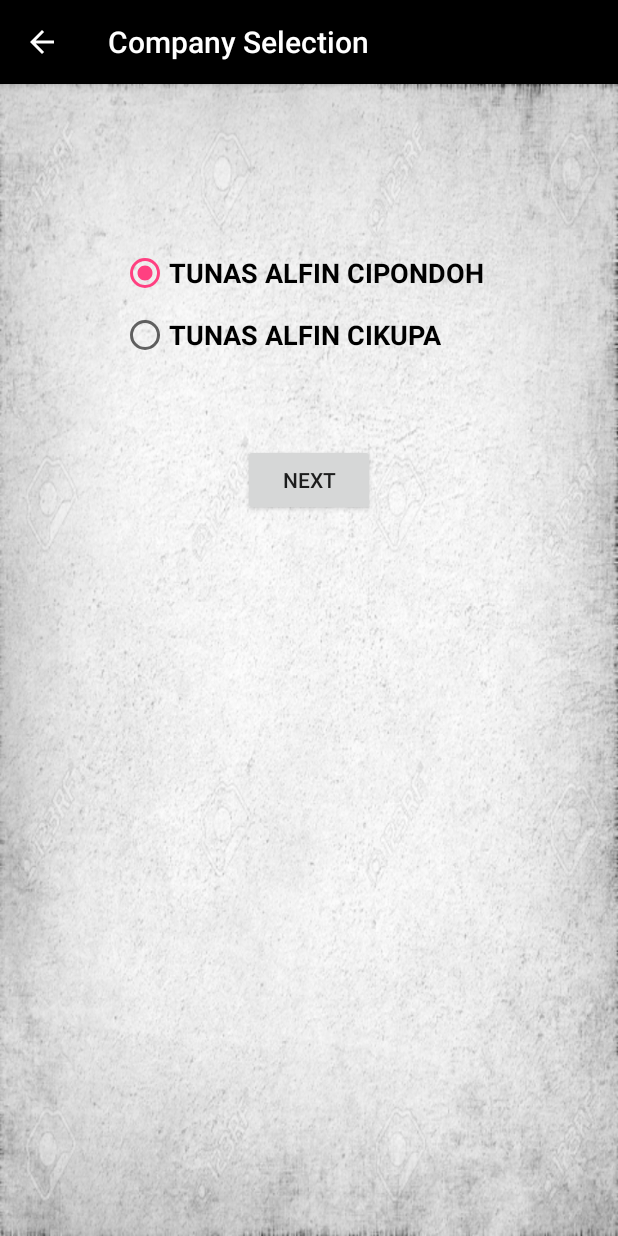
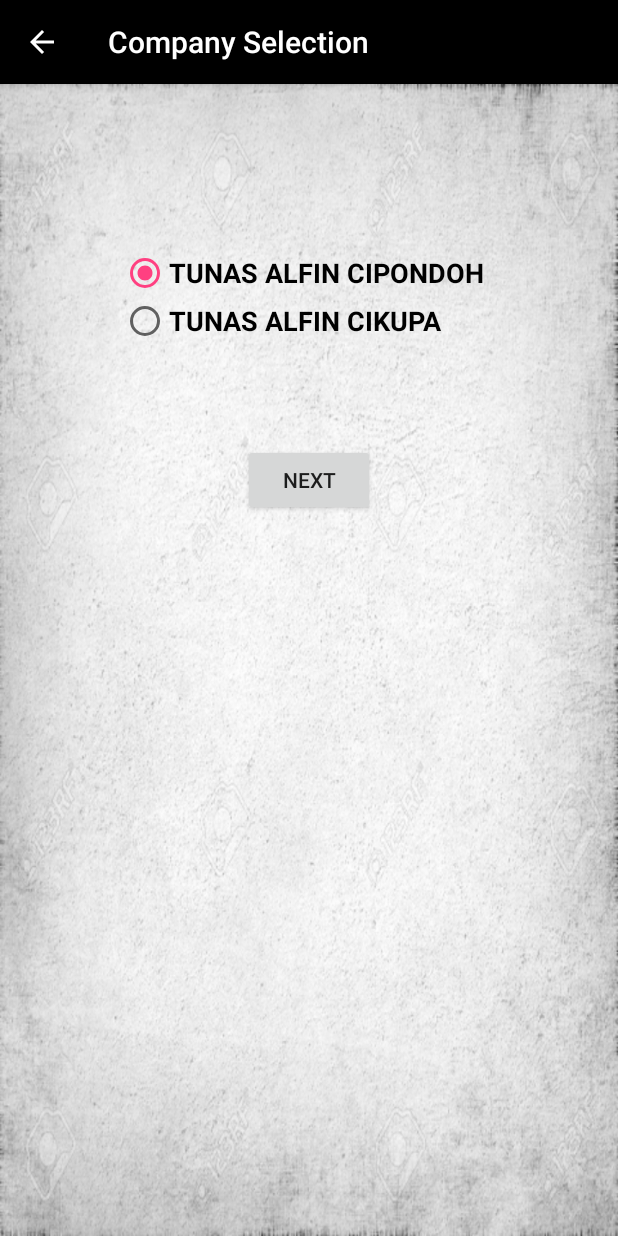
Before and after one commit to christian-kevin/InventorySupport, an Android app: the BranchCompanySelection screen opened directly, with no data from a screen before it, on a phone screen of 412 x 824 dp. Run offline under Robolectric (Android 15) with nearby library versions, the phone set to English and light mode, and no system bars.

Commit message:
Fix runnability

```diff
--- a/app/src/main/java/com/project/kevin/inventorysupport/main/BranchCompanySelection.java
+++ b/app/src/main/java/com/project/kevin/inventorysupport/main/BranchCompanySelection.java
@@ -18,7 +18,7 @@ public class BranchCompanySelection extends AppCompatActivity implements View.On
 
     private RadioButton radioBtnTA1,radioBtnTA2;
     private Button btnNext;
-    private int companyid;
+    private int companyid=1;
 
     @Override
     protected void onCreate(Bundle savedInstanceState) {
@@ -63,11 +63,13 @@ public class BranchCompanySelection extends AppCompatActivity implements View.On
                 Intent intent = new Intent(getApplicationContext(), SearchFormGBB.class);
                 intent.putExtra("jenisgudang",getIntent().getExtras().getInt("jenisgudang"));
                 intent.putExtra("company",companyid);
+                startActivity(intent);
             }
             if (getIntent().getExtras().getInt("jenisgudang") == 2 || getIntent().getExtras().getInt("jenisgudang") == 3){
                 Intent intent = new Intent(getApplicationContext(), SearchFormGBJ.class);
                 intent.putExtra("jenisgudang",getIntent().getExtras().getInt("jenisgudang"));
                 intent.putExtra("company",companyid);
+                startActivity(intent);
             }
         }
 
--- a/app/src/main/res/layout/branch_company_selection.xml
+++ b/app/src/main/res/layout/branch_company_selection.xml
@@ -7,7 +7,7 @@
     <RadioGroup
         android:layout_width="match_parent"
         android:layout_height="wrap_content"
-        android:orientation="vertical"/>
+        android:orientation="vertical">
 
     <RadioButton
         android:text="TUNAS ALFIN CIPONDOH"
@@ -16,7 +16,7 @@
         android:layout_marginTop="70dp"
         android:textSize="18sp"
         android:textStyle="bold"
-        android:layout_centerHorizontal="true"
+        android:layout_gravity="center"
         android:id="@+id/radioButtonTA1" />
 
     <RadioButton
@@ -25,9 +25,9 @@
         android:layout_height="wrap_content"
         android:textSize="18sp"
         android:textStyle="bold"
-        android:layout_marginTop="111dp"
-        android:layout_centerHorizontal="true"
+        android:layout_gravity="center"
         android:id="@+id/radioButtonTA2" />
+    </RadioGroup>
 
     <Button
         android:text="Next"
```
Also changed, not shown: app/src/main/java/com/project/kevin/inventorysupport/main/MainActivity.java (+4 -4 lines).
